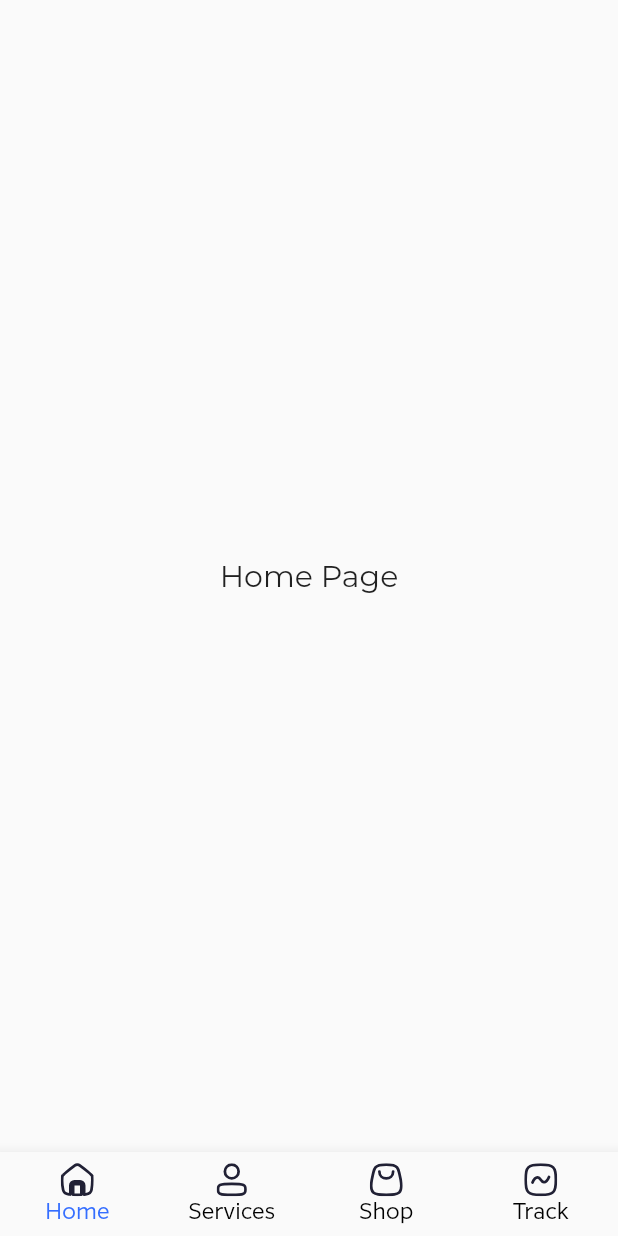
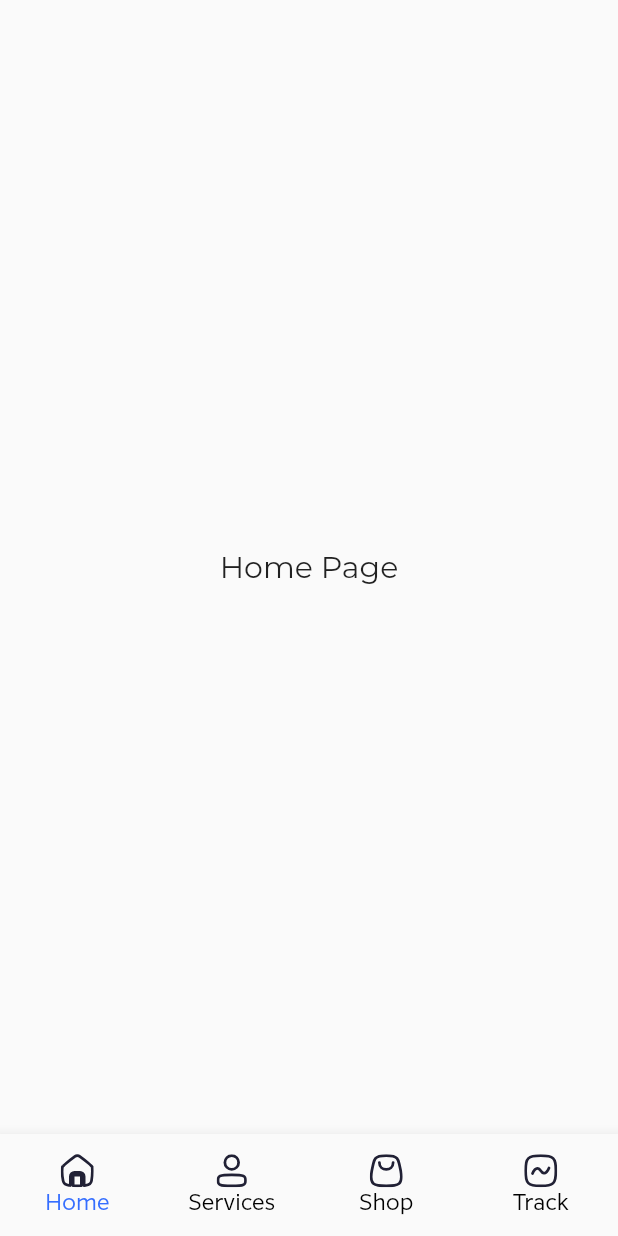
Before and after one commit to naztechnation/Petnity, a Flutter app: the LandingScreen screen opened by its route, on a phone screen of 412 x 824 dp. Run offline on Flutter 3.47's test engine with Material 2 defaults, Android fonts, the phone set to English and light mode, and no system bars; our stand-ins replace flutter_svg, image_cropper, image_picker, pin_code_fields; missing offline and left inert: rect_getter; project files that could hold a hidden picture were left out.

```diff
--- a/lib/ui/landing_page/landing_screen.dart
+++ b/lib/ui/landing_page/landing_screen.dart
@@ -36,7 +36,9 @@ class _LandingScreenState extends State<LandingScreen> {
       body: Center(
         child: _widgetOptions.elementAt(_selectedIndex),
       ),
-      bottomNavigationBar: BottomNavigationBar(
+      bottomNavigationBar: SizedBox(
+        height: 68,
+        child: BottomNavigationBar(
           type: BottomNavigationBarType.fixed,
           items: const <BottomNavigationBarItem>[
             BottomNavigationBarItem(
@@ -68,6 +70,7 @@ class _LandingScreenState extends State<LandingScreen> {
           unselectedLabelStyle: TextStyle(fontWeight: FontWeight.w500, fontFamily: AppStrings.interSans),
           selectedItemColor: AppColors.lightSecondary,
           onTap: _onItemTapped,
+        ),
       ),
     );
   }
```
Lines whose indentation alone changed are shown as unchanged.
